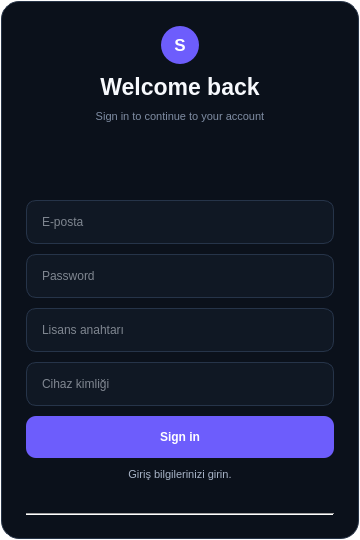
This is license-client/ui/LoginWindow.ui in Starhaxor/StarLoader as Qt 5 draws it before an edit. The edited form follows.
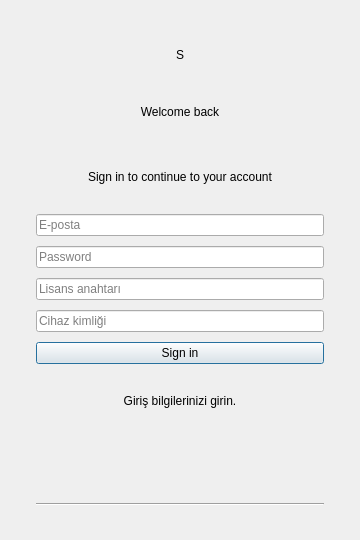
This is the edited form.

What changed in the file:
```diff
--- a/license-client/ui/LoginWindow.ui
+++ b/license-client/ui/LoginWindow.ui
@@ -25,38 +25,19 @@
   <property name="windowTitle">
    <string>Secure Access</string>
   </property>
-  <property name="styleSheet">
-   <string notr="true">QMainWindow, QWidget#centralwidget { background: transparent; color: #EAF0FA; }
-QFrame#loginCard { background: #0B111B; border: 1px solid #283548; border-radius: 18px; }
-QLabel#logoLabel { background: #6D5DFC; color: white; border-radius: 19px; font-size: 17px; font-weight: 800; }
-QLabel#titleLabel { color: #F7F9FD; font-size: 23px; font-weight: 800; }
-QLabel#subtitleLabel { color: #7F8DA3; font-size: 11px; }
-QLineEdit { min-height: 42px; padding: 0 13px; color: #EEF3FB; background: #101824; border: 1px solid #263449; border-radius: 10px; font-size: 12px; }
-QLineEdit:hover { border-color: #354761; }
-QLineEdit:focus { border: 1px solid #7768FF; background: #121B29; }
-QPushButton { min-height: 42px; border-radius: 10px; font-weight: 700; }
-QPushButton#loginButton { color: white; background: #6D5DFC; border: none; }
-QPushButton#loginButton:hover { background: #7D6FFF; }
-QPushButton#loginButton:pressed { background: #594BDB; }
-QFrame#divider { color: #202C3D; }
-QPushButton#hwidButton { color: #A8B4C7; background: #0E1622; border: 1px solid #263449; text-align: left; padding-left: 14px; }
-QPushButton#hwidButton:hover { color: #FFFFFF; background: #141E2D; border-color: #6D5DFC; }
-QLabel#statusLabel { color: #A8B4C7; font-size: 11px; }
-QLabel#requestIdLabel { color: #7F8DA3; font-size: 10px; }</string>
-  </property>
   <widget class="QWidget" name="centralwidget">
    <layout class="QVBoxLayout" name="pageLayout">
     <property name="leftMargin">
-     <number>1</number>
+     <number>12</number>
     </property>
     <property name="topMargin">
-     <number>1</number>
+     <number>12</number>
     </property>
     <property name="rightMargin">
-     <number>1</number>
+     <number>12</number>
     </property>
     <property name="bottomMargin">
-     <number>1</number>
+     <number>12</number>
     </property>
     <item>
      <widget class="QFrame" name="loginCard">
@@ -118,19 +99,6 @@
          </property>
         </widget>
        </item>
-       <item>
-        <spacer name="formTopSpacer">
-         <property name="orientation">
-          <enum>Qt::Orientation::Vertical</enum>
-         </property>
-         <property name="sizeHint" stdset="0">
-          <size>
-           <width>20</width>
-           <height>12</height>
-          </size>
-         </property>
-        </spacer>
-       </item>
        <item>
         <widget class="QLineEdit" name="emailLineEdit">
          <property name="placeholderText">
```
Lines whose indentation alone changed are shown as unchanged.
